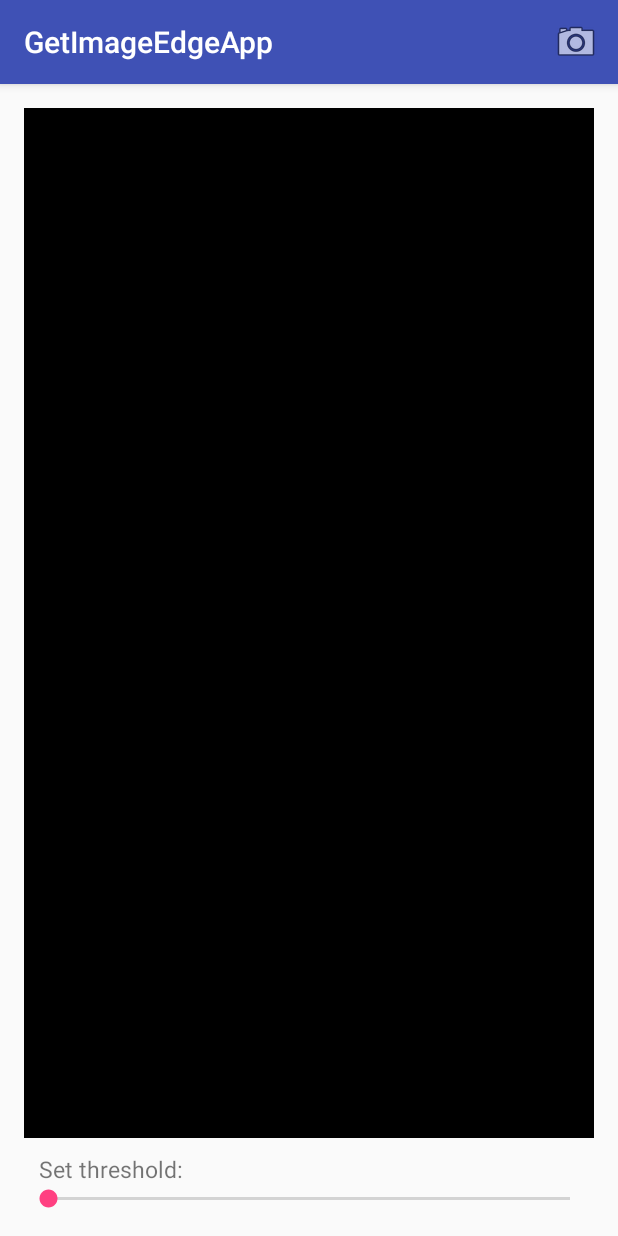
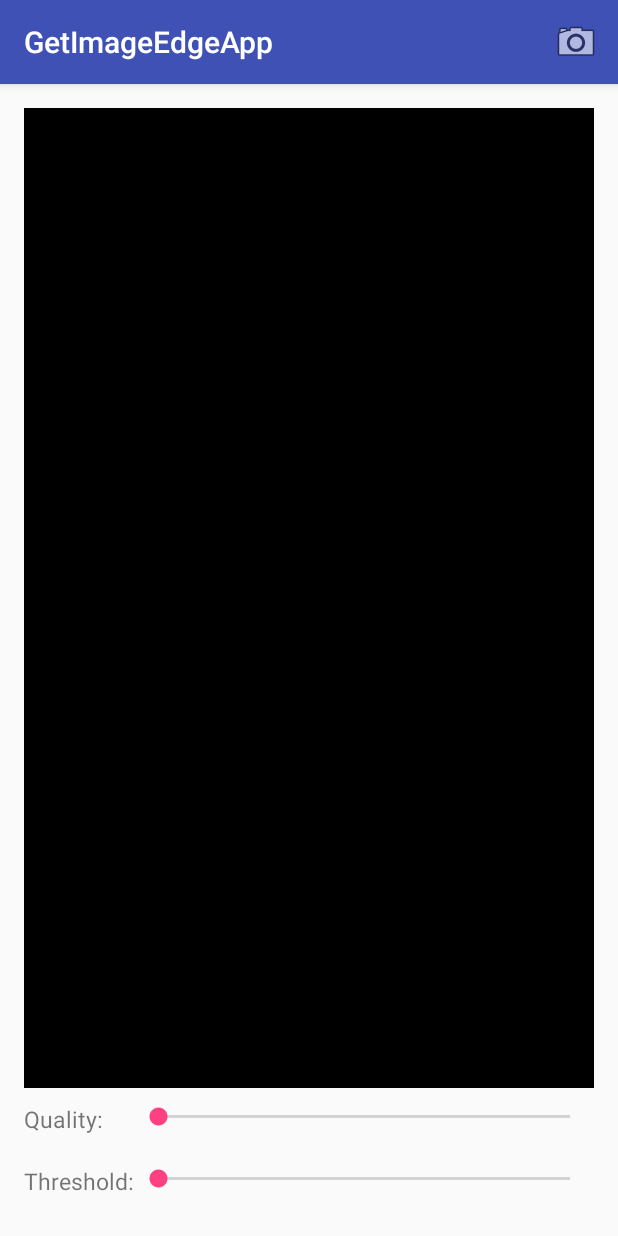
Before and after one commit to Scene-ry/GetImageEdgeApp, an Android app: the screen it shows after launch (MainActivity), on a phone screen of 412 x 824 dp. Run offline under Robolectric (Android 15) with nearby library versions, the phone set to English and light mode, and no system bars.

Commit message:
Add quality adjusting

```diff
--- a/app/src/main/java/com/wuja6/android/getimageedgeapp/activity/MainActivity.java
+++ b/app/src/main/java/com/wuja6/android/getimageedgeapp/activity/MainActivity.java
@@ -1,8 +1,9 @@
 package com.wuja6.android.getimageedgeapp.activity;
 
 import android.app.ProgressDialog;
+import android.content.SharedPreferences;
+import android.preference.PreferenceManager;
 import android.support.v7.app.AppCompatActivity;
-import android.util.Log;
 
 import java.io.File;
 
@@ -14,7 +15,6 @@ import com.wuja6.android.getimageedgeapp.task.OpenCVProcessTask;
 
 import android.content.Intent;
 import android.graphics.Bitmap;
-import android.graphics.BitmapFactory;
 import android.net.Uri;
 import android.os.Bundle;
 import android.provider.MediaStore;
@@ -31,6 +31,7 @@ public class MainActivity extends AppCompatActivity {
     private static final String EDGE_IMAGE_FILE = "edge.jpg";
 
     private ImageView imageView;
+    private SeekBar qualityBar;
     private SeekBar thresholdBar;
 
     private ImageFileService imageFileService;
@@ -44,6 +45,7 @@ public class MainActivity extends AppCompatActivity {
 
         imageView = (ImageView) findViewById(R.id.main_img);
         thresholdBar = (SeekBar) findViewById(R.id.threshold_bar);
+        qualityBar = (SeekBar) findViewById(R.id.quality_bar);
 
         imageFileService = ImageFileService.INSTANCE;
         imageFileService.setContext(MainActivity.this);
@@ -57,6 +59,23 @@ public class MainActivity extends AppCompatActivity {
         // set a initial picture for test
 //		Bitmap init = BitmapFactory.decodeFile(getCaptureFile().getPath());
 //		imageView.setImageBitmap(init);
+
+        qualityBar.setOnSeekBarChangeListener(new OnSeekBarChangeListener() {
+            @Override
+            public void onProgressChanged(SeekBar seekBar, int progress, boolean fromUser) {
+
+            }
+
+            @Override
+            public void onStartTrackingTouch(SeekBar seekBar) {
+
+            }
+
+            @Override
+            public void onStopTrackingTouch(SeekBar seekBar) {
+                setPreQuality(seekBar.getProgress() + 100);
+            }
+        });
 
         thresholdBar.setOnSeekBarChangeListener(new OnSeekBarChangeListener() {
 
@@ -117,7 +136,7 @@ public class MainActivity extends AppCompatActivity {
 //                    Bitmap bitmap = BitmapFactory.decodeFile(imageFileService.getImagePath(CAMERA_IMAGE_FILE));
 //                    imageView.setImageBitmap(bitmap);
 //                }
-                BitmapWorkerTask loadTask = new BitmapWorkerTask(imageView);
+                BitmapWorkerTask loadTask = new BitmapWorkerTask(MainActivity.this, imageView);
                 loadTask.execute(imageFileService.getImagePath(CAMERA_IMAGE_FILE));
             }
         }
@@ -150,7 +169,14 @@ public class MainActivity extends AppCompatActivity {
 
 //        Bitmap edgeBitmap = BitmapFactory.decodeFile(edgeFile.getPath());
 //        imageView.setImageBitmap(edgeBitmap);
-        BitmapWorkerTask loadTask = new BitmapWorkerTask(imageView);
+        BitmapWorkerTask loadTask = new BitmapWorkerTask(MainActivity.this, imageView);
         loadTask.execute(edgeFile.getPath());
     }
+
+    private void setPreQuality(int value) {
+        SharedPreferences preferences = PreferenceManager.getDefaultSharedPreferences(MainActivity.this);
+        SharedPreferences.Editor editor = preferences.edit();
+        editor.putInt("image-quality", value);
+        editor.commit();
+    }
 }
--- a/app/src/main/java/com/wuja6/android/getimageedgeapp/task/OpenCVProcessTask.java
+++ b/app/src/main/java/com/wuja6/android/getimageedgeapp/task/OpenCVProcessTask.java
@@ -2,6 +2,7 @@ package com.wuja6.android.getimageedgeapp.task;
 
 import android.app.ProgressDialog;
 import android.os.AsyncTask;
+import android.util.Log;
 
 import com.wuja6.android.getimageedgeapp.param.CannyParam;
 
@@ -37,5 +38,6 @@ public class OpenCVProcessTask extends AsyncTask<CannyParam, Void, String> {
     @Override
     protected void onPostExecute(String s) {
         dialogReference.get().hide();
+        Log.i("output-path", s);
     }
 }
--- a/app/src/main/res/layout/activity_main.xml
+++ b/app/src/main/res/layout/activity_main.xml
@@ -8,7 +8,7 @@
     android:paddingLeft="@dimen/activity_horizontal_margin"
     android:paddingRight="@dimen/activity_horizontal_margin"
     android:paddingTop="@dimen/activity_vertical_margin"
-    tools:context="com.wuja6.android.getimageedgeapp.activity.MainActivity" >
+    tools:context="com.wuja6.android.getimageedgeapp.activity.MainActivity">
 
     <ImageView
         android:id="@+id/main_img"
@@ -17,19 +17,43 @@
         android:layout_weight="1"
         android:background="@android:drawable/screen_background_dark" />
 
-    <TextView
+    <TableLayout
         android:layout_width="match_parent"
-        android:layout_height="wrap_content"
-        android:text="@string/thbar_hint"
-        android:textSize="15sp"
-        android:paddingTop="10dp"
-        android:paddingLeft="10dp"
-        android:paddingRight="0dp"
-        android:paddingStart="10dp"
-        android:paddingEnd="0dp"/>
-    <SeekBar
-        android:id="@+id/threshold_bar"
-        android:layout_width="match_parent"
-        android:layout_height="wrap_content" />
+        android:layout_height="wrap_content">
 
+        <TableRow
+            android:paddingTop="10dp"
+            android:paddingBottom="10dp">
+
+            <TextView
+                android:layout_width="match_parent"
+                android:layout_height="wrap_content"
+                android:text="@string/qbar_hint"
+                android:textSize="15sp" />
+
+            <SeekBar
+                android:id="@+id/quality_bar"
+                android:layout_width="0dp"
+                android:layout_height="wrap_content"
+                android:max="400"
+                android:layout_weight="1" />
+        </TableRow>
+
+        <TableRow
+            android:paddingTop="10dp"
+            android:paddingBottom="10dp">
+            <TextView
+                android:layout_width="match_parent"
+                android:layout_height="wrap_content"
+                android:text="@string/thbar_hint"
+                android:textSize="15sp" />
+
+            <SeekBar
+                android:id="@+id/threshold_bar"
+                android:layout_width="0dp"
+                android:layout_height="wrap_content"
+                android:layout_weight="1" />
+
+        </TableRow>
+    </TableLayout>
 </LinearLayout>
--- a/app/src/main/res/values/strings.xml
+++ b/app/src/main/res/values/strings.xml
@@ -1,5 +1,6 @@
 <resources>
     <string name="app_name">GetImageEdgeApp</string>
-    <string name="thbar_hint">Set threshold:</string>
+    <string name="thbar_hint">Threshold:</string>
+    <string name="qbar_hint">Quality:</string>
     <string name="action_camera">Take a photo</string>
 </resources>
```
Also changed, not shown: app/src/main/java/com/wuja6/android/getimageedgeapp/task/BitmapWorkerTask.java (+26 -8 lines).
